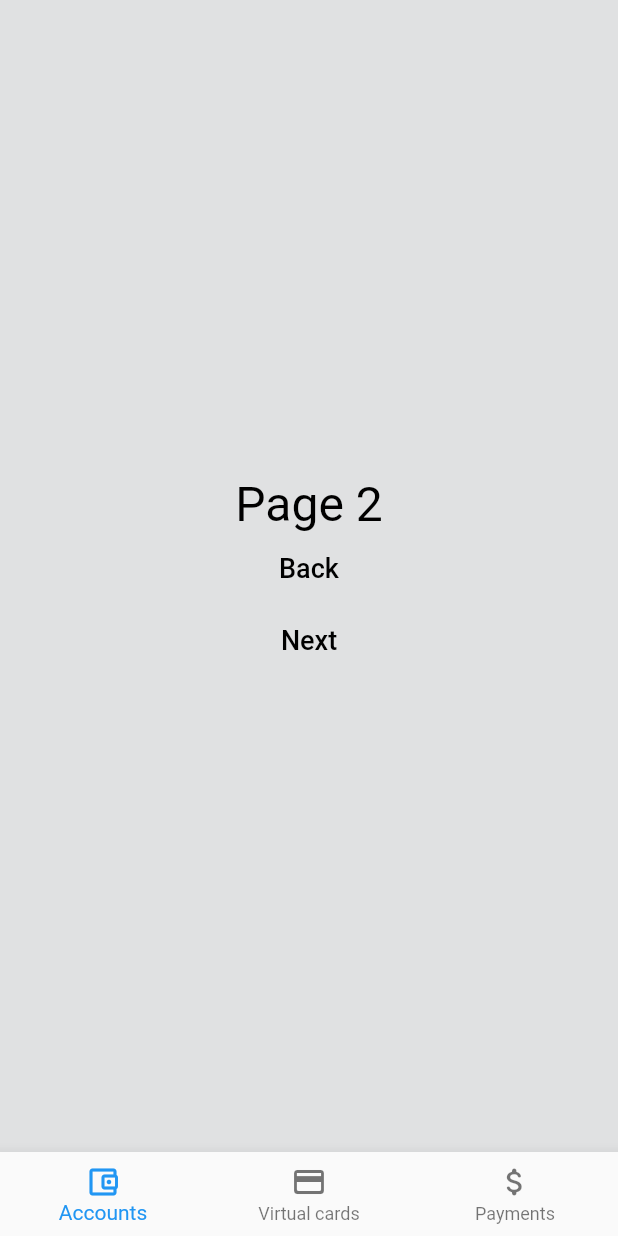
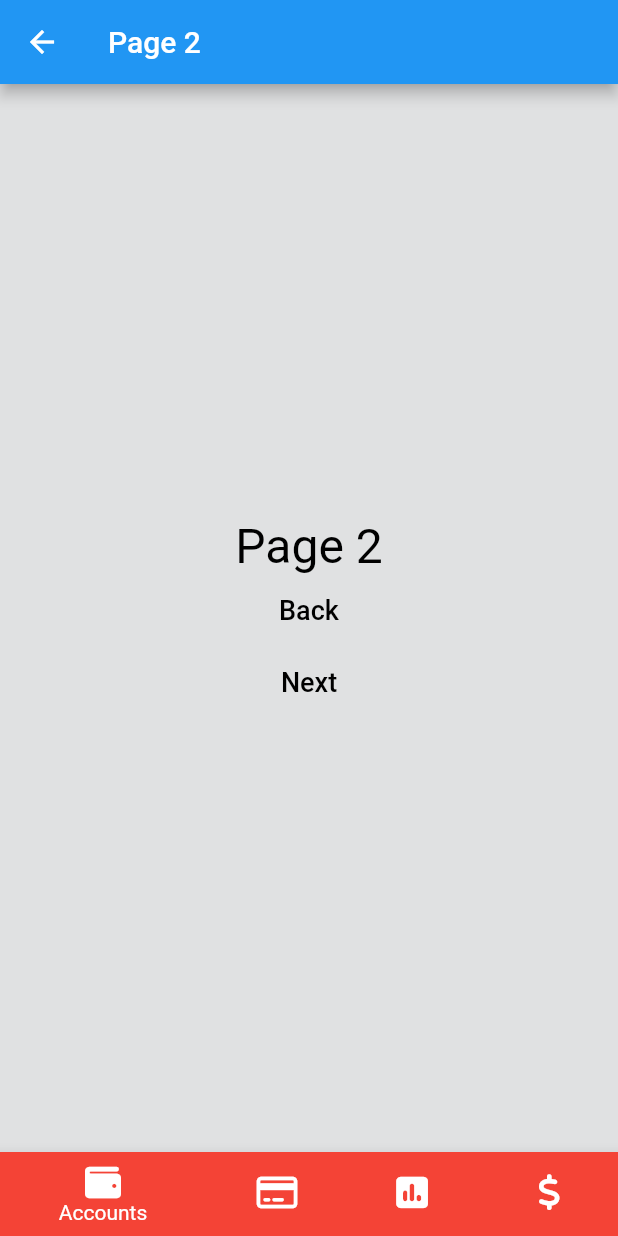
Before and after one commit to dfodeker/Credia, a Flutter app: the screen it shows after launch, after a tap on "Sign in", on a phone screen of 412 x 824 dp. Run offline on Flutter 3.47's test engine with Material 2 defaults, Android fonts, the light colour scheme and no system bars; our stand-ins replace font_awesome_flutter.

Commit message:
Commiting progress so far to navbar icons

```diff
--- a/credia_app/lib/main.dart
+++ b/credia_app/lib/main.dart
@@ -1,6 +1,6 @@
 import 'dart:ui' as dartUI;
 
-import 'package:flutter/cupertino.dart';
+import 'package:font_awesome_flutter/font_awesome_flutter.dart';
 import 'package:flutter/material.dart';
 import 'package:flutter/widgets.dart';
 
@@ -54,8 +54,8 @@ class ButtonSection extends StatelessWidget {
           height: 50.0,
           child: TextButton(
               onPressed: () {
-                Navigator.push(context,
-                    MaterialPageRoute(builder: (context) => const Page2()));
+                Navigator.push(
+                    context, MaterialPageRoute(builder: (context) => Page2()));
               },
               style: TextButton.styleFrom(
                   backgroundColor: Colors.blue,
@@ -180,11 +180,16 @@ class Title extends StatelessWidget {
 }
 
 class Page2 extends StatelessWidget {
-  const Page2({Key? key}) : super(key: key);
-
+  Page2({Key? key}) : super(key: key);
+  int _selectedIndex = 0;
+  static const TextStyle optionStyle =
+      TextStyle(fontSize: 30, fontWeight: FontWeight.bold);
   @override
   Widget build(BuildContext context) {
     return Scaffold(
+      appBar: AppBar(
+        title: const Text('Page 2'),
+      ),
       body: Center(
         child: Column(
           mainAxisAlignment: MainAxisAlignment.center,
@@ -203,8 +208,8 @@ class Page2 extends StatelessWidget {
               child: const Text('Next',
                   style: TextStyle(fontSize: 18.0, color: Colors.black)),
               onPressed: () {
-                Navigator.push(context,
-                    MaterialPageRoute(builder: (context) => const Page3()));
+                Navigator.push(
+                    context, MaterialPageRoute(builder: (context) => Page2()));
               },
             ),
           ],
@@ -213,68 +218,26 @@ class Page2 extends StatelessWidget {
       bottomNavigationBar: BottomNavigationBar(
         items: const <BottomNavigationBarItem>[
           BottomNavigationBarItem(
-            icon: Icon(Icons.account_balance_wallet_outlined),
+            icon: Icon(FontAwesomeIcons.wallet),
             label: 'Accounts',
+            backgroundColor: Colors.red,
           ),
           BottomNavigationBarItem(
-            icon: Icon(Icons.credit_card_rounded),
+            icon: Icon(FontAwesomeIcons.creditCard),
             label: 'Virtual cards',
+            backgroundColor: Colors.green,
           ),
           BottomNavigationBarItem(
-            icon: Icon(Icons.attach_money_rounded),
+            icon: Icon(FontAwesomeIcons.squarePollVertical),
+            label: 'Transactions',
+          ),
+          BottomNavigationBarItem(
+            icon: Icon(FontAwesomeIcons.dollarSign),
             label: 'Payments',
-            backgroundColor: Colors.red,
+            backgroundColor: Colors.black,
           ),
         ],
       ),
     );
   }
 }
-
-class Page3 extends StatelessWidget {
-  const Page3({Key? key}) : super(key: key);
-
-  @override
-  Widget build(BuildContext context) {
-    return CupertinoTabScaffold(
-      tabBar: CupertinoTabBar(
-        items: const <BottomNavigationBarItem>[
-          BottomNavigationBarItem(
-            icon: Icon(CupertinoIcons.house),
-            label: 'Accounts',
-          ),
-          BottomNavigationBarItem(
-            icon: Icon(CupertinoIcons.graph_square),
-            label: 'Transactions',
-          ),
-          BottomNavigationBarItem(
-            icon: Icon(CupertinoIcons.creditcard),
-            label: 'Virtual cards',
-          ),
-          BottomNavigationBarItem(
-            icon: Icon(CupertinoIcons.money_dollar),
-            label: 'Payments',
-            backgroundColor: Colors.grey,
-          ),
-        ],
-      ),
-      tabBuilder: (BuildContext context, int index) {
-        return CupertinoTabView(builder: (BuildContext context) {
-          return Center(
-            child: Text(' This is page $index',
-                style: const TextStyle(fontSize: 32.0, color: Colors.black)),
-          );
-        });
-      },
-    );
-  }
-}
-
-class BackButton extends StatelessWidget {
-  const BackButton({Key? key}) : super(key: key);
-
-  @override
-  Widget build(BuildContext context) {
-    return Container();
-  }
-}
```
